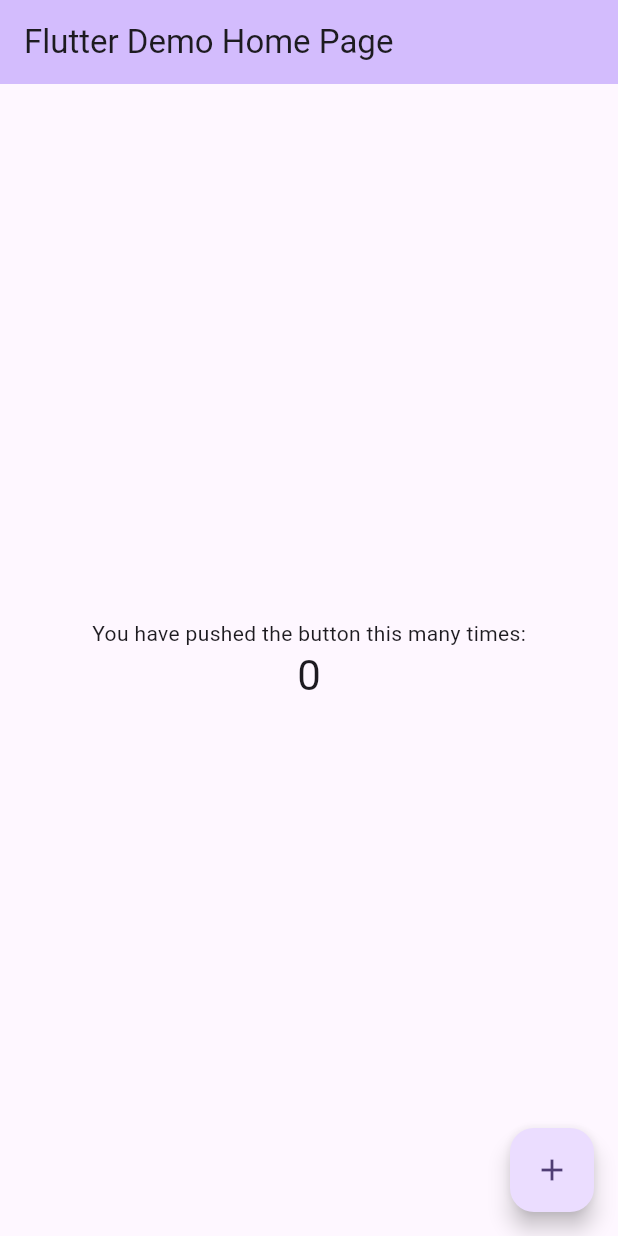
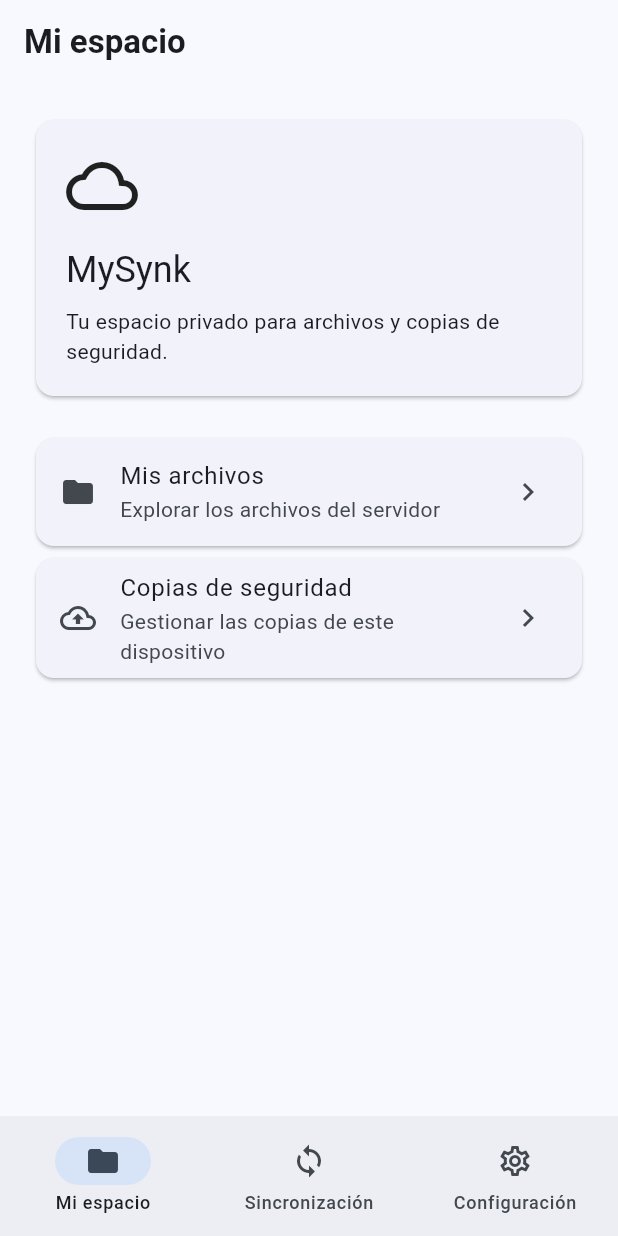
Before and after one commit to Agentet-15/mysynk_client, a Flutter app: the screen it shows after launch, on a phone screen of 412 x 824 dp. Run offline on Flutter 3.47's test engine with Material 3 defaults, Android fonts, the phone set to English and light mode, and no system bars.

Commit message:
Create initial MySynk Flutter UI

```diff
--- a/lib/main.dart
+++ b/lib/main.dart
@@ -1,122 +1,214 @@
 import 'package:flutter/material.dart';
 
 void main() {
-  runApp(const MyApp());
+  runApp(const MySynkApp());
 }
 
-class MyApp extends StatelessWidget {
-  const MyApp({super.key});
+class MySynkApp extends StatelessWidget {
+  const MySynkApp({super.key});
 
-  // This widget is the root of your application.
   @override
   Widget build(BuildContext context) {
     return MaterialApp(
-      title: 'Flutter Demo',
+      title: 'MySynk',
+      debugShowCheckedModeBanner: false,
       theme: ThemeData(
-        // This is the theme of your application.
-        //
-        // TRY THIS: Try running your application with "flutter run". You'll see
-        // the application has a purple toolbar. Then, without quitting the app,
-        // try changing the seedColor in the colorScheme below to Colors.green
-        // and then invoke "hot reload" (save your changes or press the "hot
-        // reload" button in a Flutter-supported IDE, or press "r" if you used
-        // the command line to start the app).
-        //
-        // Notice that the counter didn't reset back to zero; the application
-        // state is not lost during the reload. To reset the state, use hot
-        // restart instead.
-        //
-        // This works for code too, not just values: Most code changes can be
-        // tested with just a hot reload.
-        colorScheme: .fromSeed(seedColor: Colors.deepPurple),
+        useMaterial3: true,
+        colorScheme: ColorScheme.fromSeed(
+          seedColor: Colors.blue,
+          brightness: Brightness.light,
         ),
-      home: const MyHomePage(title: 'Flutter Demo Home Page'),
+      ),
+      home: const MySynkHomePage(),
     );
   }
 }
 
-class MyHomePage extends StatefulWidget {
-  const MyHomePage({super.key, required this.title});
-
-  // This widget is the home page of your application. It is stateful, meaning
-  // that it has a State object (defined below) that contains fields that affect
-  // how it looks.
-
-  // This class is the configuration for the state. It holds the values (in this
-  // case the title) provided by the parent (in this case the App widget) and
-  // used by the build method of the State. Fields in a Widget subclass are
-  // always marked "final".
-
-  final String title;
+class MySynkHomePage extends StatefulWidget {
+  const MySynkHomePage({super.key});
 
   @override
-  State<MyHomePage> createState() => _MyHomePageState();
+  State<MySynkHomePage> createState() => _MySynkHomePageState();
 }
 
-class _MyHomePageState extends State<MyHomePage> {
-  int _counter = 0;
+class _MySynkHomePageState extends State<MySynkHomePage> {
+  int _selectedIndex = 0;
 
-  void _incrementCounter() {
-    setState(() {
-      // This call to setState tells the Flutter framework that something has
-      // changed in this State, which causes it to rerun the build method below
-      // so that the display can reflect the updated values. If we changed
-      // _counter without calling setState(), then the build method would not be
-      // called again, and so nothing would appear to happen.
-      _counter++;
-    });
-  }
+  final List<String> _titles = [
+    'Mi espacio',
+    'Sincronización',
+    'Configuración',
+  ];
 
   @override
   Widget build(BuildContext context) {
-    // This method is rerun every time setState is called, for instance as done
-    // by the _incrementCounter method above.
-    //
-    // The Flutter framework has been optimized to make rerunning build methods
-    // fast, so that you can just rebuild anything that needs updating rather
-    // than having to individually change instances of widgets.
     return Scaffold(
       appBar: AppBar(
-        // TRY THIS: Try changing the color here to a specific color (to
-        // Colors.amber, perhaps?) and trigger a hot reload to see the AppBar
-        // change color while the other colors stay the same.
-        backgroundColor: Theme.of(context).colorScheme.inversePrimary,
-        // Here we take the value from the MyHomePage object that was created by
-        // the App.build method, and use it to set our appbar title.
-        title: Text(widget.title),
+        title: Text(
+          _titles[_selectedIndex],
+          style: const TextStyle(
+            fontWeight: FontWeight.w600,
           ),
-      body: Center(
-        // Center is a layout widget. It takes a single child and positions it
-        // in the middle of the parent.
+        ),
+      ),
+
+      body: _buildCurrentPage(),
+
+      bottomNavigationBar: NavigationBar(
+        selectedIndex: _selectedIndex,
+        onDestinationSelected: (index) {
+          setState(() {
+            _selectedIndex = index;
+          });
+        },
+        destinations: const [
+          NavigationDestination(
+            icon: Icon(Icons.folder_outlined),
+            selectedIcon: Icon(Icons.folder),
+            label: 'Mi espacio',
+          ),
+          NavigationDestination(
+            icon: Icon(Icons.sync_outlined),
+            selectedIcon: Icon(Icons.sync),
+            label: 'Sincronización',
+          ),
+          NavigationDestination(
+            icon: Icon(Icons.settings_outlined),
+            selectedIcon: Icon(Icons.settings),
+            label: 'Configuración',
+          ),
+        ],
+      ),
+    );
+  }
+
+  Widget _buildCurrentPage() {
+    switch (_selectedIndex) {
+      case 0:
+        return const _SpacePage();
+
+      case 1:
+        return const _SyncPage();
+
+      case 2:
+        return const _SettingsPage();
+
+      default:
+        return const _SpacePage();
+    }
+  }
+}
+
+class _SpacePage extends StatelessWidget {
+  const _SpacePage();
+
+  @override
+  Widget build(BuildContext context) {
+    return ListView(
+      padding: const EdgeInsets.all(20),
+      children: [
+        Card(
+          child: Padding(
+            padding: const EdgeInsets.all(20),
             child: Column(
-          // Column is also a layout widget. It takes a list of children and
-          // arranges them vertically. By default, it sizes itself to fit its
-          // children horizontally, and tries to be as tall as its parent.
-          //
-          // Column has various properties to control how it sizes itself and
-          // how it positions its children. Here we use mainAxisAlignment to
-          // center the children vertically; the main axis here is the vertical
-          // axis because Columns are vertical (the cross axis would be
-          // horizontal).
-          //
-          // TRY THIS: Invoke "debug painting" (choose the "Toggle Debug Paint"
-          // action in the IDE, or press "p" in the console), to see the
-          // wireframe for each widget.
-          mainAxisAlignment: .center,
+              crossAxisAlignment: CrossAxisAlignment.start,
               children: [
-            const Text('You have pushed the button this many times:'),
+                const Icon(
+                  Icons.cloud_outlined,
+                  size: 48,
+                ),
+                const SizedBox(height: 16),
                 Text(
-              '$_counter',
-              style: Theme.of(context).textTheme.headlineMedium,
+                  'MySynk',
+                  style: Theme.of(context).textTheme.headlineSmall,
+                ),
+                const SizedBox(height: 8),
+                const Text(
+                  'Tu espacio privado para archivos y copias de seguridad.',
                 ),
               ],
             ),
           ),
-      floatingActionButton: FloatingActionButton(
-        onPressed: _incrementCounter,
-        tooltip: 'Increment',
-        child: const Icon(Icons.add),
+        ),
+
+        const SizedBox(height: 20),
+
+        Card(
+          child: ListTile(
+            leading: const Icon(Icons.folder),
+            title: const Text('Mis archivos'),
+            subtitle: const Text('Explorar los archivos del servidor'),
+            trailing: const Icon(Icons.chevron_right),
+            onTap: () {},
+          ),
+        ),
+
+        Card(
+          child: ListTile(
+            leading: const Icon(Icons.backup_outlined),
+            title: const Text('Copias de seguridad'),
+            subtitle: const Text('Gestionar las copias de este dispositivo'),
+            trailing: const Icon(Icons.chevron_right),
+            onTap: () {},
+          ),
+        ),
+      ],
+    );
+  }
+}
+
+class _SyncPage extends StatelessWidget {
+  const _SyncPage();
+
+  @override
+  Widget build(BuildContext context) {
+    return Center(
+      child: Column(
+        mainAxisAlignment: MainAxisAlignment.center,
+        children: [
+          const Icon(
+            Icons.sync,
+            size: 64,
+          ),
+          const SizedBox(height: 20),
+          Text(
+            'Sincronización',
+            style: Theme.of(context).textTheme.headlineSmall,
+          ),
+          const SizedBox(height: 8),
+          const Text(
+            'Aquí aparecerá el estado de tus sincronizaciones.',
+          ),
+        ],
       ),
     );
   }
 }
+
+class _SettingsPage extends StatelessWidget {
+  const _SettingsPage();
+
+  @override
+  Widget build(BuildContext context) {
+    return ListView(
+      padding: const EdgeInsets.all(20),
+      children: const [
+        ListTile(
+          leading: Icon(Icons.dns_outlined),
+          title: Text('Servidor'),
+          subtitle: Text('Todavía no conectado'),
+        ),
+        ListTile(
+          leading: Icon(Icons.phone_android_outlined),
+          title: Text('Este dispositivo'),
+          subtitle: Text('Identidad del dispositivo pendiente'),
+        ),
+        ListTile(
+          leading: Icon(Icons.info_outline),
+          title: Text('Acerca de MySynk'),
+          subtitle: Text('Cliente Flutter de MySynk'),
+        ),
+      ],
+    );
+  }
+}
```
Also changed, not shown: 1 other file. Lines whose indentation alone changed are shown as unchanged.
